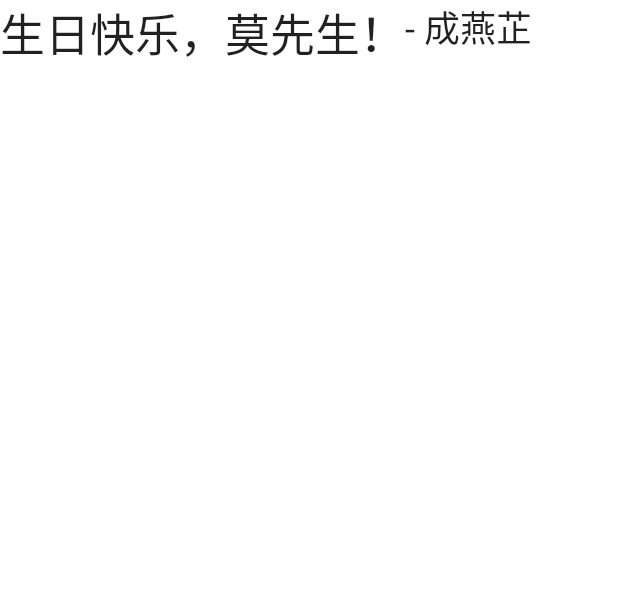
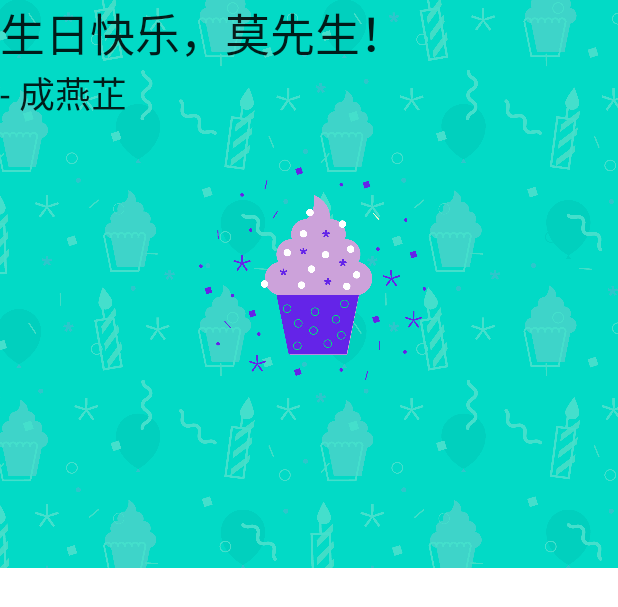
Before and after one commit to patriciamolnar/learning-android, an Android app built with Jetpack Compose: the @Preview function BirthdayCardPreview, on a phone screen of 412 x 824 dp. Shown: the top 607 px of the screen. Run offline under Robolectric (Android 15) with nearby library versions, the phone set to English and light mode, and no system bars.

Commit message:
[birthday] - adding image to app

```diff
--- a/HappyBirthday/app/src/main/java/com/patriciamolnar/happybirthday/MainActivity.kt
+++ b/HappyBirthday/app/src/main/java/com/patriciamolnar/happybirthday/MainActivity.kt
@@ -3,13 +3,16 @@ package com.patriciamolnar.happybirthday
 import android.os.Bundle
 import androidx.activity.ComponentActivity
 import androidx.activity.compose.setContent
-import androidx.compose.foundation.layout.Row
+import androidx.compose.foundation.Image
+import androidx.compose.foundation.layout.Box
+import androidx.compose.foundation.layout.Column
 import androidx.compose.foundation.layout.fillMaxSize
 import androidx.compose.material.MaterialTheme
 import androidx.compose.material.Surface
 import androidx.compose.material.Text
 import androidx.compose.runtime.Composable
 import androidx.compose.ui.Modifier
+import androidx.compose.ui.res.painterResource
 import androidx.compose.ui.tooling.preview.Preview
 import androidx.compose.ui.unit.sp
 import com.patriciamolnar.happybirthday.ui.theme.HappyBirthdayTheme
@@ -24,7 +27,7 @@ class MainActivity : ComponentActivity() {
                     modifier = Modifier.fillMaxSize(),
                     color = MaterialTheme.colors.background
                 ) {
-
+                    BirthdayGreetingWithImage("生日快乐，莫先生！", "- 成燕芷")
                 }
             }
         }
@@ -32,8 +35,20 @@ class MainActivity : ComponentActivity() {
 }
 
 @Composable
+fun BirthdayGreetingWithImage(message: String, from: String, modifier: Modifier = Modifier) {
+    val image = painterResource(id = R.drawable.androidparty)
+    Box {
+        Image(
+            painter = image,
+            contentDescription = null
+        )
+        BirthdayGreetingWithText(message, from)
+    }
+}
+
+@Composable
 fun BirthdayGreetingWithText(message: String, from: String, modifier: Modifier = Modifier) {
-    Row {
+    Column(modifier = modifier) {
         Text(
             text = message,
             fontSize = 30.sp
@@ -49,6 +64,6 @@ fun BirthdayGreetingWithText(message: String, from: String, modifier: Modifier =
 @Composable
 fun BirthdayCardPreview() {
     HappyBirthdayTheme {
-        BirthdayGreetingWithText("生日快乐，莫先生！", "- 成燕芷")
+        BirthdayGreetingWithImage("生日快乐，莫先生！", "- 成燕芷")
     }
 }
```
Also changed, not shown: HappyBirthday/app/src/main/res/drawable-nodpi/androidparty.png (added), HappyBirthday/app/src/main/res/drawable-nodpi/sunflowers.jpeg (added).
